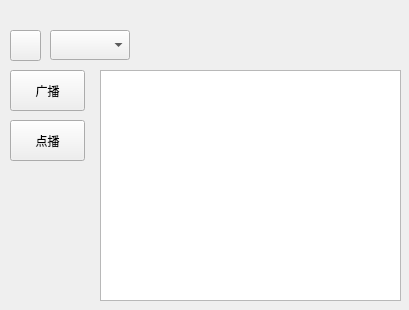
First picture: the form in RfidGateway/widget.ui, repository birdman1992/RfidGateway, before the edit.
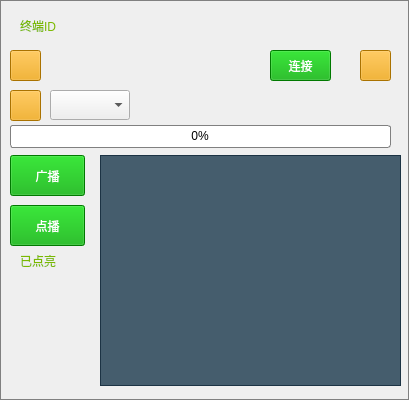
Second picture: the form after the edit. Icons and pictures are not drawn.

What changed in the file:
```diff
--- a/RfidGateway/widget.ui
+++ b/RfidGateway/widget.ui
@@ -7,17 +7,44 @@
     <x>0</x>
     <y>0</y>
     <width>409</width>
-    <height>310</height>
+    <height>400</height>
    </rect>
   </property>
   <property name="windowTitle">
    <string>Widget</string>
   </property>
+  <property name="styleSheet">
+   <string notr="true">QPushButton{
+background-color: rgb(0, 170, 0);
+	color: rgb(255, 255, 255);
+}
+
+QLabel{
+color: rgb(122,185,0);
+}
+
+QPushButton::pressed{
+	background-color: rgb(172, 172, 172);
+}
+
+#Widget{
+border:1px solid gray;
+}
+
+QToolButton{
+	background-color: rgb(238, 159, 0);
+	color: rgb(255, 255, 255);
+}
+
+QToolButton::pressed{
+	background-color: rgb(172, 172, 172);
+}</string>
+  </property>
   <widget class="QComboBox" name="dev">
    <property name="geometry">
     <rect>
      <x>50</x>
-     <y>30</y>
+     <y>90</y>
      <width>80</width>
      <height>30</height>
     </rect>
@@ -29,14 +56,15 @@
     </size>
    </property>
    <property name="styleSheet">
-    <string notr="true">QAbstractItemView::item { min-height: 30px; min-width: 60px; }</string>
+    <string notr="true">QAbstractItemView::item { min-height: 30px; min-width: 60px; }
+background-color: rgba(22, 52, 73, 200);</string>
    </property>
   </widget>
   <widget class="QLabel" name="msg">
    <property name="geometry">
     <rect>
      <x>150</x>
-     <y>35</y>
+     <y>95</y>
      <width>231</width>
      <height>21</height>
     </rect>
@@ -45,15 +73,18 @@
     <string/>
    </property>
   </widget>
-  <widget class="QPushButton" name="fresh">
+  <widget class="QToolButton" name="fresh">
    <property name="geometry">
     <rect>
      <x>10</x>
-     <y>30</y>
+     <y>90</y>
      <width>31</width>
      <height>31</height>
     </rect>
    </property>
+   <property name="styleSheet">
+    <string notr="true">image: url(:/imgs/update.png);</string>
+   </property>
    <property name="text">
     <string/>
    </property>
@@ -62,7 +93,7 @@
    <property name="geometry">
     <rect>
      <x>10</x>
-     <y>70</y>
+     <y>155</y>
      <width>75</width>
      <height>41</height>
     </rect>
@@ -75,7 +106,7 @@
    <property name="geometry">
     <rect>
      <x>10</x>
-     <y>120</y>
+     <y>205</y>
      <width>75</width>
      <height>41</height>
     </rect>
@@ -88,14 +119,184 @@
    <property name="geometry">
     <rect>
      <x>100</x>
-     <y>70</y>
+     <y>155</y>
      <width>301</width>
      <height>231</height>
     </rect>
    </property>
+   <property name="styleSheet">
+    <string notr="true">#nodeList{
+background-color: rgba(22, 52, 73, 200);
+}
+
+#nodeList::item{
+color: rgb(122,185,0);
+}</string>
+   </property>
+   <attribute name="horizontalHeaderHighlightSections">
+    <bool>false</bool>
+   </attribute>
    <attribute name="horizontalHeaderStretchLastSection">
     <bool>true</bool>
    </attribute>
+   <attribute name="verticalHeaderVisible">
+    <bool>false</bool>
+   </attribute>
+  </widget>
+  <widget class="QToolButton" name="fresh_network">
+   <property name="geometry">
+    <rect>
+     <x>10</x>
+     <y>50</y>
+     <width>31</width>
+     <height>31</height>
+    </rect>
+   </property>
+   <property name="styleSheet">
+    <string notr="true">image: url(:/imgs/setting.png);</string>
+   </property>
+   <property name="text">
+    <string/>
+   </property>
+  </widget>
+  <widget class="QLabel" name="msg_network">
+   <property name="geometry">
+    <rect>
+     <x>50</x>
+     <y>55</y>
+     <width>211</width>
+     <height>21</height>
+    </rect>
+   </property>
+   <property name="text">
+    <string/>
+   </property>
+  </widget>
+  <widget class="QProgressBar" name="scanProgress">
+   <property name="geometry">
+    <rect>
+     <x>10</x>
+     <y>125</y>
+     <width>381</width>
+     <height>23</height>
+    </rect>
+   </property>
+   <property name="styleSheet">
+    <string notr="true">QProgressBar {
+    border: 1px solid grey;
+    border-radius: 3px;
+}
+
+QProgressBar::chunk {
+    background-color: #05B8CC;
+    width: 2px;
+}</string>
+   </property>
+   <property name="value">
+    <number>0</number>
+   </property>
+   <property name="alignment">
+    <set>Qt::AlignCenter</set>
+   </property>
+  </widget>
+  <widget class="QPushButton" name="connect">
+   <property name="geometry">
+    <rect>
+     <x>270</x>
+     <y>50</y>
+     <width>61</width>
+     <height>31</height>
+    </rect>
+   </property>
+   <property name="text">
+    <string>连接</string>
+   </property>
+  </widget>
+  <widget class="QToolButton" name="hide">
+   <property name="geometry">
+    <rect>
+     <x>360</x>
+     <y>50</y>
+     <width>31</width>
+     <height>31</height>
+    </rect>
+   </property>
+   <property name="styleSheet">
+    <string notr="true">image: url(:/imgs/arrow.png);</string>
+   </property>
+   <property name="text">
+    <string/>
+   </property>
+  </widget>
+  <widget class="QLabel" name="label">
+   <property name="geometry">
+    <rect>
+     <x>20</x>
+     <y>10</y>
+     <width>54</width>
+     <height>31</height>
+    </rect>
+   </property>
+   <property name="styleSheet">
+    <string notr="true">font: 15px &quot;微软雅黑&quot;;
+color: rgb(122,185,0);</string>
+   </property>
+   <property name="text">
+    <string>终端ID</string>
+   </property>
+  </widget>
+  <widget class="QLineEdit" name="id">
+   <property name="geometry">
+    <rect>
+     <x>80</x>
+     <y>10</y>
+     <width>201</width>
+     <height>31</height>
+    </rect>
+   </property>
+   <property name="styleSheet">
+    <string notr="true">background-color: rgba(255, 255, 255, 0);
+font: 15px &quot;微软雅黑&quot;;
+color: rgb(122,185,0);</string>
+   </property>
+   <property name="frame">
+    <bool>false</bool>
+   </property>
+   <property name="readOnly">
+    <bool>true</bool>
+   </property>
+  </widget>
+  <widget class="QLabel" name="msg_fire">
+   <property name="geometry">
+    <rect>
+     <x>20</x>
+     <y>250</y>
+     <width>61</width>
+     <height>21</height>
+    </rect>
+   </property>
+   <property name="styleSheet">
+    <string notr="true">font: 16px &quot;微软雅黑&quot;;</string>
+   </property>
+   <property name="text">
+    <string>已点亮</string>
+   </property>
+  </widget>
+  <widget class="QLabel" name="fire_id">
+   <property name="geometry">
+    <rect>
+     <x>5</x>
+     <y>270</y>
+     <width>85</width>
+     <height>31</height>
+    </rect>
+   </property>
+   <property name="styleSheet">
+    <string notr="true">font: 16px &quot;微软雅黑&quot;;</string>
+   </property>
+   <property name="text">
+    <string/>
+   </property>
   </widget>
  </widget>
  <layoutdefault spacing="6" margin="11"/>
```
